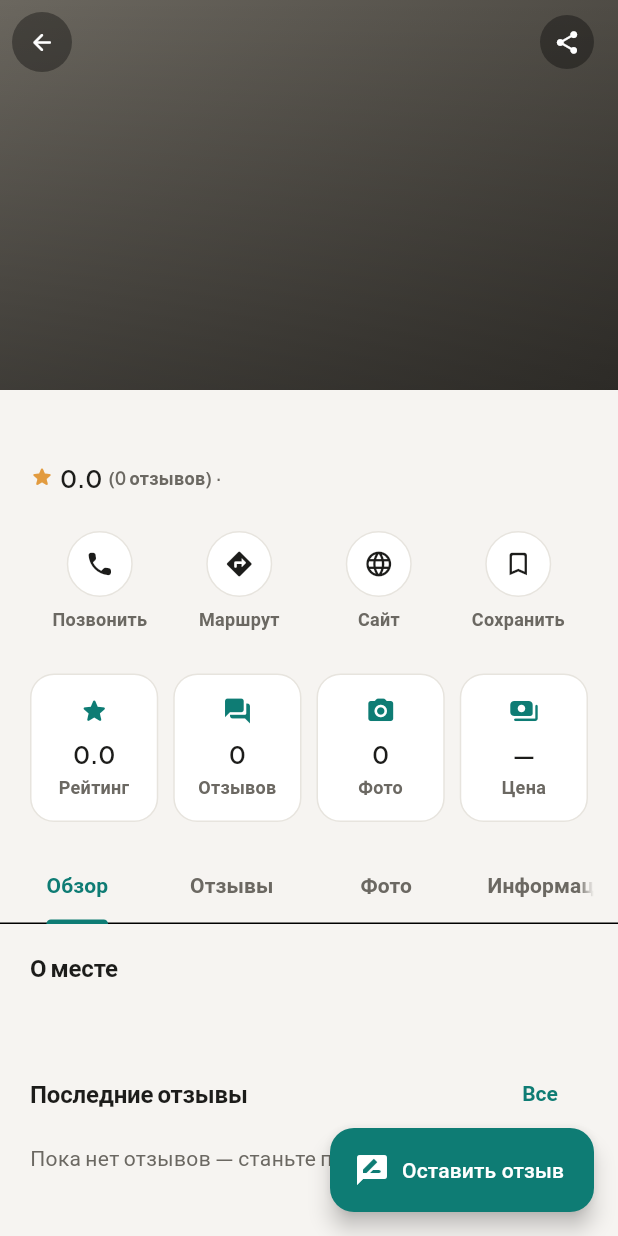
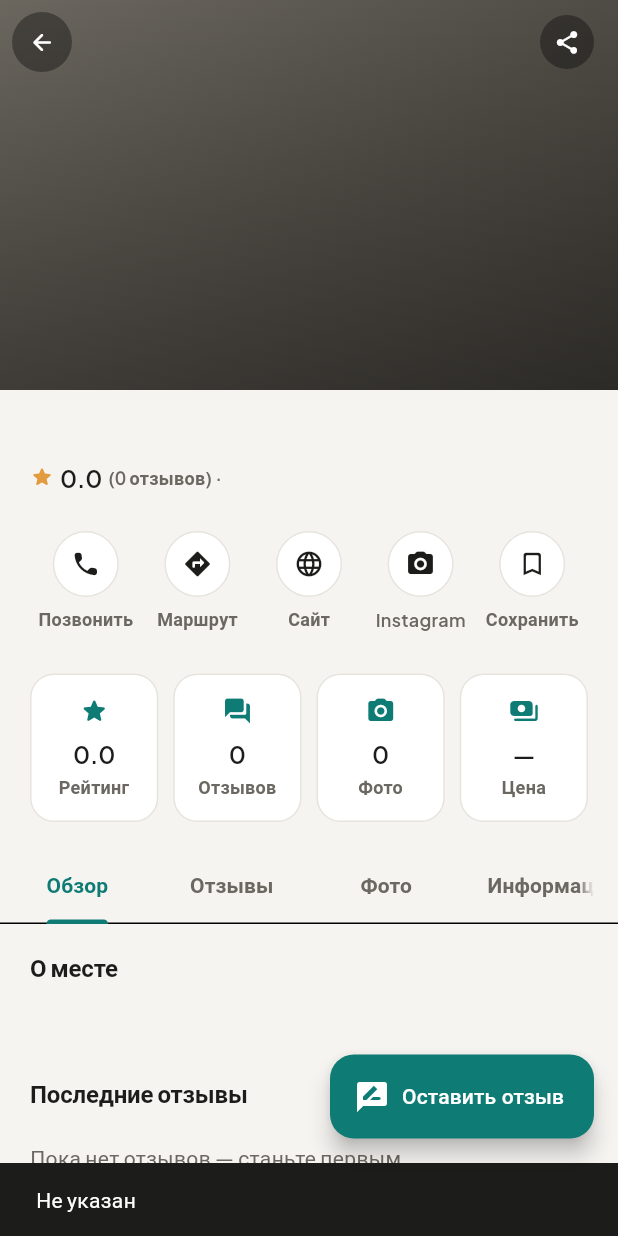
Before and after one commit to d44584131-bit/Tavsiya-MVP, a Flutter app: the PlaceDetailScreen screen opened directly with empty values, after a tap on "Сайт", on a phone screen of 412 x 824 dp. Run offline on Flutter 3.47's test engine with Material 3 defaults, Android fonts, the phone set to English and light mode, and no system bars; our stand-ins replace google_fonts, image_picker, permission_handler, share_plus, shared_preferences, supabase_flutter; accounts and stored records are empty.

Commit message:
Fix website/route quick actions and add Instagram to place profiles
- "Сайт" and "Маршрут" in the place quick-actions row were stubbed
  no-ops; they now open the website via url_launcher and the address
  via a Google Maps search link (opens whatever maps app/browser the
  user has), with a "not specified" snackbar when the field is empty.
- Added an "instagram" column to places and wired it through
  everywhere website already flows: business place form (add/edit),
  business dashboard info tab, place profile info tab and a new
  Instagram quick action.
- Added the Android <queries> entries url_launcher needs to resolve
  http/https intents on Android 11+.

Co-Authored-By: Claude Sonnet 5 <noreply@anthropic.com>

```diff
--- a/lib/l10n/strings.dart
+++ b/lib/l10n/strings.dart
@@ -36,6 +36,8 @@ class Strings {
   String get loadErrorGeneric =>
       _t('Не удалось загрузить данные', 'Maʼlumotlarni yuklab boʻlmadi');
   String get notSpecified => _t('Не указан', 'Koʻrsatilmagan');
+  String get linkOpenError =>
+      _t('Не удалось открыть ссылку', 'Havolani ochib boʻlmadi');
   String get cityName => _t('Ташкент', 'Toshkent');
 
   // ---------------------------------------------------------------
@@ -146,6 +148,7 @@ class Strings {
   String get callAction => _t('Позвонить', 'Qoʻngʻiroq');
   String get routeAction => _t('Маршрут', 'Yoʻnalish');
   String get websiteAction => _t('Сайт', 'Sayt');
+  String get instagramAction => _t('Instagram', 'Instagram');
   String get saveAction => _t('Сохранить', 'Saqlash');
   String get statRating => _t('Рейтинг', 'Reyting');
   String get statReviews => _t('Отзывов', 'Sharhlar');
@@ -164,6 +167,7 @@ class Strings {
   String get infoAddress => _t('Адрес', 'Manzil');
   String get infoPhone => _t('Телефон', 'Telefon');
   String get infoWebsite => _t('Сайт', 'Sayt');
+  String get infoInstagram => _t('Instagram', 'Instagram');
   String get infoAvgCheck => _t('Средний чек', 'Oʻrtacha chek');
   String get leaveReview => _t('Оставить отзыв', 'Sharh qoldirish');
   String get pendingBadge => _t('На модерации', 'Moderatsiyada');
@@ -332,6 +336,7 @@ class Strings {
   String get addPhoneNumberButton =>
       _t('Добавить номер', 'Raqam qoʻshish');
   String get businessWebsiteLabel => _t('Сайт', 'Sayt');
+  String get businessInstagramLabel => _t('Instagram', 'Instagram');
   String get saveButton => _t('Сохранить', 'Saqlash');
   String get businessSavedSnackbar =>
       _t('Изменения сохранены', 'Oʻzgarishlar saqlandi');
--- a/lib/screens/business/business_dashboard_screen.dart
+++ b/lib/screens/business/business_dashboard_screen.dart
@@ -279,6 +279,10 @@ class _BusinessDashboardScreenState extends State<BusinessDashboardScreen>
         s(context).businessWebsiteLabel,
         detail?.website ?? s(context).notSpecified
       ),
+      (
+        s(context).businessInstagramLabel,
+        detail?.instagram ?? s(context).notSpecified
+      ),
       (s(context).avgCheckLabel, detail?.priceLevelLabel ?? '—'),
     ];
     return ListView(
--- a/lib/screens/business/business_place_form_screen.dart
+++ b/lib/screens/business/business_place_form_screen.dart
@@ -39,6 +39,7 @@ class _BusinessPlaceFormScreenState extends State<BusinessPlaceFormScreen> {
         ..selection = TextSelection.collapsed(
             offset: (text ?? _phoneCountryCode).length);
   final _websiteController = TextEditingController();
+  final _instagramController = TextEditingController();
   String? _category;
   String? _priceLevel;
   double _rating = 0;
@@ -84,6 +85,7 @@ class _BusinessPlaceFormScreenState extends State<BusinessPlaceFormScreen> {
               ? [_newPhoneController()]
               : phones.map((p) => _newPhoneController(p)));
         _websiteController.text = place.website ?? '';
+        _instagramController.text = place.instagram ?? '';
         _category = place.category;
         _priceLevel = place.priceLevel;
         _rating = place.rating;
@@ -109,6 +111,7 @@ class _BusinessPlaceFormScreenState extends State<BusinessPlaceFormScreen> {
       c.dispose();
     }
     _websiteController.dispose();
+    _instagramController.dispose();
     super.dispose();
   }
 
@@ -172,6 +175,7 @@ class _BusinessPlaceFormScreenState extends State<BusinessPlaceFormScreen> {
         .where((p) => p.isNotEmpty && p != _phoneCountryCode.trim())
         .join(', ');
     final website = _websiteController.text.trim();
+    final instagram = _instagramController.text.trim();
     try {
       if (_isEditing) {
         await SupabaseService.updateOwnedPlace(
@@ -182,6 +186,7 @@ class _BusinessPlaceFormScreenState extends State<BusinessPlaceFormScreen> {
           address: address.isEmpty ? null : address,
           phone: phone.isEmpty ? null : phone,
           website: website.isEmpty ? null : website,
+          instagram: instagram.isEmpty ? null : instagram,
           priceLevel: _priceLevel,
         );
         if (!mounted) return;
@@ -204,6 +209,7 @@ class _BusinessPlaceFormScreenState extends State<BusinessPlaceFormScreen> {
           address: address.isEmpty ? null : address,
           phone: phone.isEmpty ? null : phone,
           website: website.isEmpty ? null : website,
+          instagram: instagram.isEmpty ? null : instagram,
           priceLevel: _priceLevel,
         );
         for (final bytes in _photoBytes) {
@@ -299,6 +305,11 @@ class _BusinessPlaceFormScreenState extends State<BusinessPlaceFormScreen> {
                 const SizedBox(height: 8),
                 _buildField(theme, _websiteController,
                     maxLines: 1, keyboardType: TextInputType.url),
+                const SizedBox(height: 20),
+                Text(s(context).businessInstagramLabel,
+                    style: theme.textTheme.titleMedium),
+                const SizedBox(height: 8),
+                _buildField(theme, _instagramController, maxLines: 1),
                 const SizedBox(height: 20),
                 ChipSelector(
                   label: s(context).avgCheckLabel,
--- a/lib/screens/place/place_detail_screen.dart
+++ b/lib/screens/place/place_detail_screen.dart
@@ -1,4 +1,5 @@
 import 'package:flutter/material.dart';
+import 'package:url_launcher/url_launcher.dart';
 import '../../l10n/strings.dart';
 import '../../services/share_service.dart';
 import '../../supabase_service.dart';
@@ -19,6 +20,7 @@ class PlaceDetailData {
   final String district;
   final String? phone;
   final String? website;
+  final String? instagram;
   final String? priceLevel; // 'budget' | 'mid' | 'mid_high' | 'high'
   final bool isVerified;
   final double rating;
@@ -34,6 +36,7 @@ class PlaceDetailData {
     required this.district,
     this.phone,
     this.website,
+    this.instagram,
     this.priceLevel,
     required this.isVerified,
     required this.rating,
@@ -392,11 +395,15 @@ class _PlaceDetailScreenState extends State<PlaceDetailScreen>
         _QuickAction(
             icon: Icons.directions_rounded,
             label: s(context).routeAction,
-            onTap: () {}),
+            onTap: () => _openRoute(place)),
         _QuickAction(
             icon: Icons.language_rounded,
             label: s(context).websiteAction,
-            onTap: () {}),
+            onTap: () => _openWebsite(place)),
+        _QuickAction(
+            icon: Icons.camera_alt_rounded,
+            label: s(context).instagramAction,
+            onTap: () => _openInstagram(place)),
         _QuickAction(
           icon:
               _isSaved ? Icons.bookmark_rounded : Icons.bookmark_border_rounded,
@@ -547,6 +554,60 @@ class _PlaceDetailScreenState extends State<PlaceDetailScreen>
         placeId: place.id, placeName: place.name, language: widget.language);
   }
 
+  void _showNotSpecified() {
+    ScaffoldMessenger.of(context)
+        .showSnackBar(SnackBar(content: Text(s(context).notSpecified)));
+  }
+
+  Future<void> _launch(Uri uri) async {
+    final ok = await launchUrl(uri, mode: LaunchMode.externalApplication);
+    if (!ok && mounted) {
+      ScaffoldMessenger.of(context)
+          .showSnackBar(SnackBar(content: Text(s(context).linkOpenError)));
+    }
+  }
+
+  Future<void> _openWebsite(PlaceDetailData place) async {
+    final website = place.website?.trim();
+    if (website == null || website.isEmpty) {
+      _showNotSpecified();
+      return;
+    }
+    final normalized =
+        website.startsWith('http://') || website.startsWith('https://')
+            ? website
+            : 'https://$website';
+    final uri = Uri.tryParse(normalized);
+    if (uri == null) return;
+    await _launch(uri);
+  }
+
+  Future<void> _openInstagram(PlaceDetailData place) async {
+    final instagram = place.instagram?.trim();
+    if (instagram == null || instagram.isEmpty) {
+      _showNotSpecified();
+      return;
+    }
+    final handle = instagram.replaceFirst(RegExp(r'^@'), '');
+    final target =
+        handle.startsWith('http') ? handle : 'https://instagram.com/$handle';
+    final uri = Uri.tryParse(target);
+    if (uri == null) return;
+    await _launch(uri);
+  }
+
+  Future<void> _openRoute(PlaceDetailData place) async {
+    final address = place.address?.trim();
+    if (address == null || address.isEmpty) {
+      _showNotSpecified();
+      return;
+    }
+    final query =
+        Uri.encodeComponent('$address, ${place.district}, ${s(context).cityName}');
+    await _launch(
+        Uri.parse('https://www.google.com/maps/search/?api=1&query=$query'));
+  }
+
   void _openPhotoViewer(int index) {
     Navigator.of(context).push(MaterialPageRoute(
       fullscreenDialog: true,
@@ -571,6 +632,11 @@ class _PlaceDetailScreenState extends State<PlaceDetailScreen>
         Icons.language_rounded,
         s(context).infoWebsite,
         place.website ?? s(context).notSpecified
+      ),
+      (
+        Icons.camera_alt_rounded,
+        s(context).infoInstagram,
+        place.instagram ?? s(context).notSpecified
       ),
       (Icons.payments_rounded, s(context).infoAvgCheck, place.priceLevelLabel),
     ];
--- a/lib/supabase_service.dart
+++ b/lib/supabase_service.dart
@@ -242,6 +242,7 @@ class SupabaseService {
     String? address,
     String? phone,
     String? website,
+    String? instagram,
     String? priceLevel,
   }) async {
     final userId = _client.auth.currentUser?.id;
@@ -257,6 +258,7 @@ class SupabaseService {
           'address': address,
           'phone': phone,
           'website': website,
+          'instagram': instagram,
           'price_level': priceLevel,
           'created_by': userId,
         })
@@ -282,6 +284,7 @@ class SupabaseService {
     String? address,
     String? phone,
     String? website,
+    String? instagram,
     String? priceLevel,
   }) async {
     await _client.from('places').update({
@@ -291,6 +294,7 @@ class SupabaseService {
       'address': address,
       'phone': phone,
       'website': website,
+      'instagram': instagram,
       'price_level': priceLevel,
     }).eq('id', placeId);
   }
@@ -363,7 +367,7 @@ class SupabaseService {
     final row = await _client
         .from('places')
         .select(
-          'id, name, category, description, address, district, phone, website, price_level, '
+          'id, name, category, description, address, district, phone, website, instagram, price_level, '
           'is_verified, rating_avg, reviews_count, status',
         )
         .eq('id', id)
@@ -378,6 +382,7 @@ class SupabaseService {
       district: (row['district'] as String?) ?? '',
       phone: row['phone'] as String?,
       website: row['website'] as String?,
+      instagram: row['instagram'] as String?,
       priceLevel: row['price_level'] as String?,
       isVerified: row['is_verified'] as bool,
       rating: (row['rating_avg'] as num).toDouble(),
--- a/pubspec.yaml
+++ b/pubspec.yaml
@@ -17,6 +17,7 @@ dependencies:
   permission_handler: ^11.3.1
   google_fonts: ^6.2.1
   share_plus: ^13.3.0
+  url_launcher: ^6.3.2
   # для будущей локализации интерфейса (RU/UZ):
   # flutter_localizations:
   #   sdk: flutter
```
Also changed, not shown: pubspec.lock, 2 other files.
